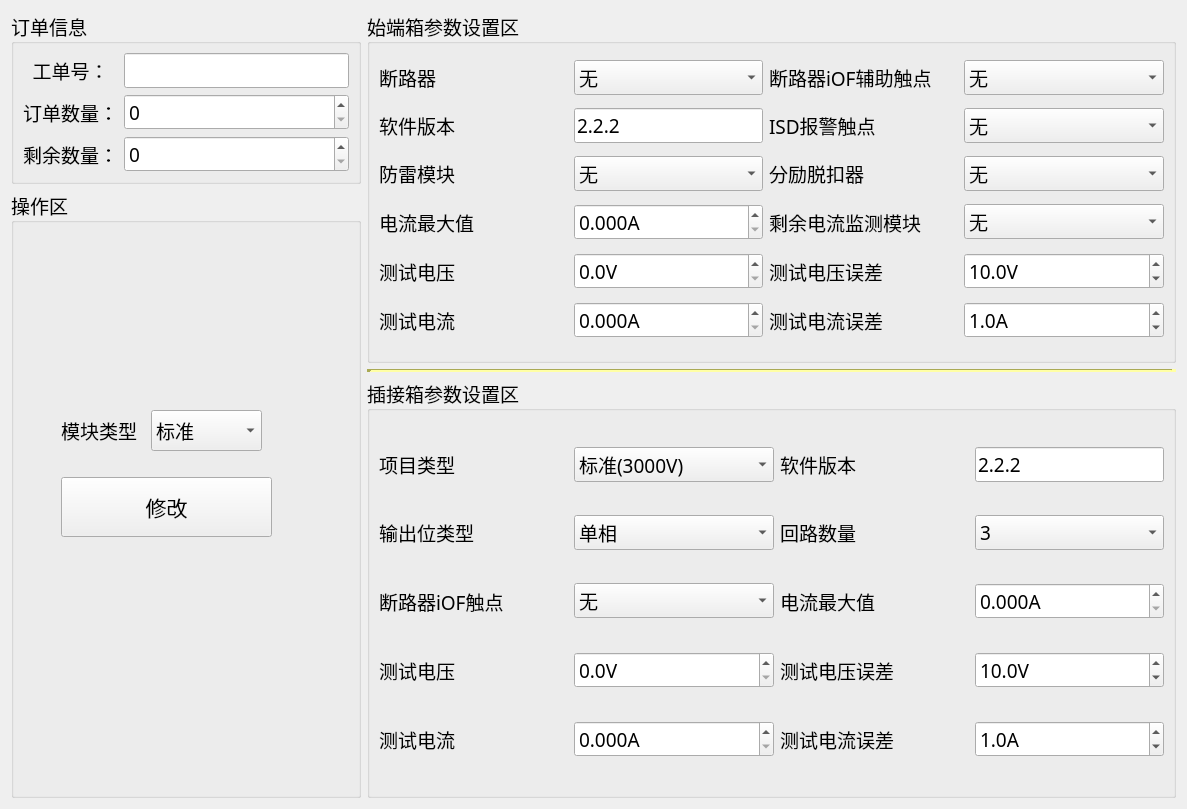
First picture: the form in ProductEvalTool/qc-busbar/setups/setting.ui, repository ChinaClever/ProductEvalTool, before the edit.
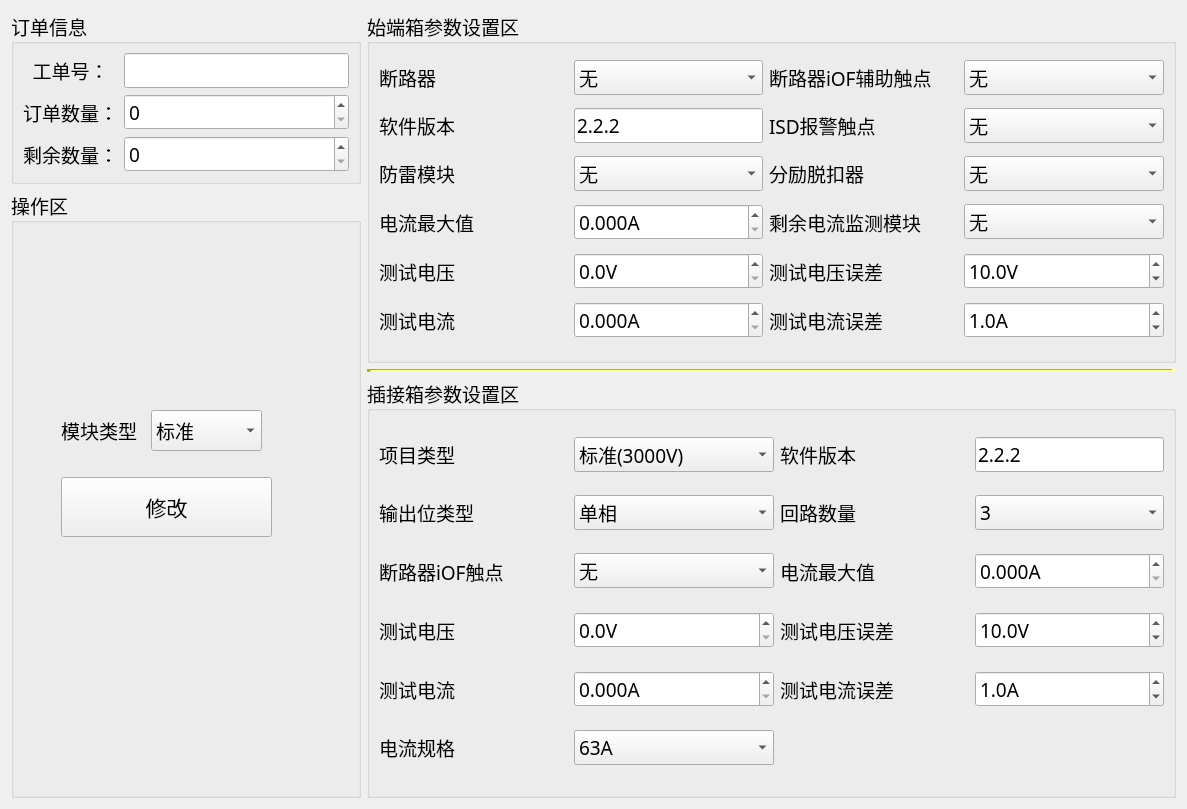
Second picture: the form after the edit.

Commit message: 125A电流解析

What changed in the file:
```diff
--- a/ProductEvalTool/qc-busbar/setups/setting.ui
+++ b/ProductEvalTool/qc-busbar/setups/setting.ui
@@ -531,40 +531,18 @@
       <string>插接箱参数设置区</string>
      </property>
      <layout class="QGridLayout" name="gridLayout_3">
-      <item row="2" column="3">
-       <widget class="QComboBox" name="loopNumBox">
-        <item>
-         <property name="text">
-          <string>3</string>
-         </property>
-        </item>
-        <item>
-         <property name="text">
-          <string>6</string>
-         </property>
-        </item>
-        <item>
-         <property name="text">
-          <string>9</string>
-         </property>
-        </item>
-       </widget>
-      </item>
-      <item row="2" column="0">
-       <widget class="QLabel" name="label">
+      <item row="0" column="0">
+       <widget class="QLabel" name="label_14">
         <property name="text">
-         <string>输出位类型</string>
-        </property>
-        <property name="alignment">
-         <set>Qt::AlignLeading|Qt::AlignLeft|Qt::AlignVCenter</set>
+         <string>项目类型</string>
         </property>
        </widget>
       </item>
-      <item row="2" column="1">
-       <widget class="QComboBox" name="outputBox">
+      <item row="0" column="1">
+       <widget class="QComboBox" name="itemBox">
         <item>
          <property name="text">
-          <string>单相</string>
+          <string>标准(3000V)</string>
          </property>
         </item>
         <item>
@@ -597,7 +575,31 @@
         </property>
        </widget>
       </item>
-      <item row="2" column="2">
+      <item row="1" column="0">
+       <widget class="QLabel" name="label">
+        <property name="text">
+         <string>输出位类型</string>
+        </property>
+        <property name="alignment">
+         <set>Qt::AlignLeading|Qt::AlignLeft|Qt::AlignVCenter</set>
+        </property>
+       </widget>
+      </item>
+      <item row="1" column="1">
+       <widget class="QComboBox" name="outputBox">
+        <item>
+         <property name="text">
+          <string>单相</string>
+         </property>
+        </item>
+        <item>
+         <property name="text">
+          <string>三相</string>
+         </property>
+        </item>
+       </widget>
+      </item>
+      <item row="1" column="2">
        <widget class="QLabel" name="label_5">
         <property name="text">
          <string>回路数量</string>
@@ -607,18 +609,79 @@
         </property>
        </widget>
       </item>
-      <item row="6" column="0">
-       <widget class="QLabel" name="label_22">
+      <item row="1" column="3">
+       <widget class="QComboBox" name="loopNumBox">
+        <item>
+         <property name="text">
+          <string>3</string>
+         </property>
+        </item>
+        <item>
+         <property name="text">
+          <string>6</string>
+         </property>
+        </item>
+        <item>
+         <property name="text">
+          <string>9</string>
+         </property>
+        </item>
+       </widget>
+      </item>
+      <item row="2" column="0">
+       <widget class="QLabel" name="label_10">
+        <property name="maximumSize">
+         <size>
+          <width>16777215</width>
+          <height>16777215</height>
+         </size>
+        </property>
         <property name="text">
-         <string>测试电流</string>
+         <string>断路器iOF触点</string>
         </property>
         <property name="alignment">
          <set>Qt::AlignLeading|Qt::AlignLeft|Qt::AlignVCenter</set>
         </property>
        </widget>
       </item>
-      <item row="6" column="1">
-       <widget class="QDoubleSpinBox" name="si_curSpin">
+      <item row="2" column="1">
+       <widget class="QComboBox" name="iOFBox_2">
+        <property name="minimumSize">
+         <size>
+          <width>200</width>
+          <height>30</height>
+         </size>
+        </property>
+        <property name="maximumSize">
+         <size>
+          <width>16777215</width>
+          <height>16777215</height>
+         </size>
+        </property>
+        <item>
+         <property name="text">
+          <string>无</string>
+         </property>
+        </item>
+        <item>
+         <property name="text">
+          <string>有</string>
+         </property>
+        </item>
+       </widget>
+      </item>
+      <item row="2" column="2">
+       <widget class="QLabel" name="label_27">
+        <property name="text">
+         <string>电流最大值</string>
+        </property>
+        <property name="alignment">
+         <set>Qt::AlignLeading|Qt::AlignLeft|Qt::AlignVCenter</set>
+        </property>
+       </widget>
+      </item>
+      <item row="2" column="3">
+       <widget class="QDoubleSpinBox" name="si_curMaxSpin">
         <property name="suffix">
          <string>A</string>
         </property>
@@ -626,14 +689,14 @@
          <number>3</number>
         </property>
         <property name="maximum">
-         <double>100.000000000000000</double>
+         <double>1000.000000000000000</double>
         </property>
         <property name="singleStep">
          <double>0.010000000000000</double>
         </property>
        </widget>
       </item>
-      <item row="5" column="0">
+      <item row="3" column="0">
        <widget class="QLabel" name="label_21">
         <property name="text">
          <string>测试电压</string>
@@ -643,7 +706,7 @@
         </property>
        </widget>
       </item>
-      <item row="5" column="1">
+      <item row="3" column="1">
        <widget class="QDoubleSpinBox" name="si_volSpin">
         <property name="suffix">
          <string>V</string>
@@ -659,36 +722,7 @@
         </property>
        </widget>
       </item>
-      <item row="6" column="2">
-       <widget class="QLabel" name="label_6">
-        <property name="text">
-         <string>测试电流误差</string>
-        </property>
-        <property name="alignment">
-         <set>Qt::AlignLeading|Qt::AlignLeft|Qt::AlignVCenter</set>
-        </property>
-       </widget>
-      </item>
-      <item row="6" column="3">
-       <widget class="QDoubleSpinBox" name="si_curErrSpin">
-        <property name="suffix">
-         <string>A</string>
-        </property>
-        <property name="decimals">
-         <number>1</number>
-        </property>
-        <property name="maximum">
-         <double>10.000000000000000</double>
-        </property>
-        <property name="singleStep">
-         <double>0.010000000000000</double>
-        </property>
-        <property name="value">
-         <double>1.000000000000000</double>
-        </property>
-       </widget>
-      </item>
-      <item row="5" column="2">
+      <item row="3" column="2">
        <widget class="QLabel" name="label_4">
         <property name="text">
          <string>测试电压误差</string>
@@ -698,7 +732,7 @@
         </property>
        </widget>
       </item>
-      <item row="5" column="3">
+      <item row="3" column="3">
        <widget class="QDoubleSpinBox" name="si_volErrSpin">
         <property name="suffix">
          <string>V</string>
@@ -717,42 +751,10 @@
         </property>
        </widget>
       </item>
-      <item row="4" column="3">
-       <widget class="QDoubleSpinBox" name="si_curMaxSpin">
-        <property name="suffix">
-         <string>A</string>
-        </property>
-        <property name="decimals">
-         <number>3</number>
-        </property>
-        <property name="maximum">
-         <double>1000.000000000000000</double>
-        </property>
-        <property name="singleStep">
-         <double>0.010000000000000</double>
-        </property>
-       </widget>
-      </item>
-      <item row="4" column="2">
-       <widget class="QLabel" name="label_27">
-        <property name="text">
-         <string>电流最大值</string>
-        </property>
-        <property name="alignment">
-         <set>Qt::AlignLeading|Qt::AlignLeft|Qt::AlignVCenter</set>
-        </property>
-       </widget>
-      </item>
       <item row="4" column="0">
-       <widget class="QLabel" name="label_10">
-        <property name="maximumSize">
-         <size>
-          <width>16777215</width>
-          <height>16777215</height>
-         </size>
-        </property>
+       <widget class="QLabel" name="label_22">
         <property name="text">
-         <string>断路器iOF触点</string>
+         <string>测试电流</string>
         </property>
         <property name="alignment">
          <set>Qt::AlignLeading|Qt::AlignLeft|Qt::AlignVCenter</set>
@@ -760,43 +762,62 @@
        </widget>
       </item>
       <item row="4" column="1">
-       <widget class="QComboBox" name="iOFBox_2">
-        <property name="minimumSize">
-         <size>
-          <width>200</width>
-          <height>30</height>
-         </size>
+       <widget class="QDoubleSpinBox" name="si_curSpin">
+        <property name="suffix">
+         <string>A</string>
         </property>
-        <property name="maximumSize">
-         <size>
-          <width>16777215</width>
-          <height>16777215</height>
-         </size>
+        <property name="decimals">
+         <number>3</number>
         </property>
-        <item>
-         <property name="text">
-          <string>无</string>
-         </property>
-        </item>
-        <item>
-         <property name="text">
-          <string>有</string>
-         </property>
-        </item>
+        <property name="maximum">
+         <double>100.000000000000000</double>
+        </property>
+        <property name="singleStep">
+         <double>0.010000000000000</double>
+        </property>
        </widget>
       </item>
-      <item row="0" column="0">
-       <widget class="QLabel" name="label_14">
+      <item row="4" column="2">
+       <widget class="QLabel" name="label_6">
         <property name="text">
-         <string>项目类型</string>
+         <string>测试电流误差</string>
         </property>
+        <property name="alignment">
+         <set>Qt::AlignLeading|Qt::AlignLeft|Qt::AlignVCenter</set>
+        </property>
        </widget>
       </item>
-      <item row="0" column="1">
-       <widget class="QComboBox" name="itemBox">
+      <item row="4" column="3">
+       <widget class="QDoubleSpinBox" name="si_curErrSpin">
+        <property name="suffix">
+         <string>A</string>
+        </property>
+        <property name="decimals">
+         <number>1</number>
+        </property>
+        <property name="maximum">
+         <double>10.000000000000000</double>
+        </property>
+        <property name="singleStep">
+         <double>0.010000000000000</double>
+        </property>
+        <property name="value">
+         <double>1.000000000000000</double>
+        </property>
+       </widget>
+      </item>
+      <item row="5" column="0">
+       <widget class="QLabel" name="label_20">
+        <property name="text">
+         <string>电流规格</string>
+        </property>
+       </widget>
+      </item>
+      <item row="5" column="1">
+       <widget class="QComboBox" name="curSpecBox">
         <item>
          <property name="text">
-          <string>标准(3000V)</string>
+          <string>63A</string>
          </property>
         </item>
         <item>
```
Left out of the diff: 4 changed lines with no effect on the pictures. The commit also changes 8 other files.
